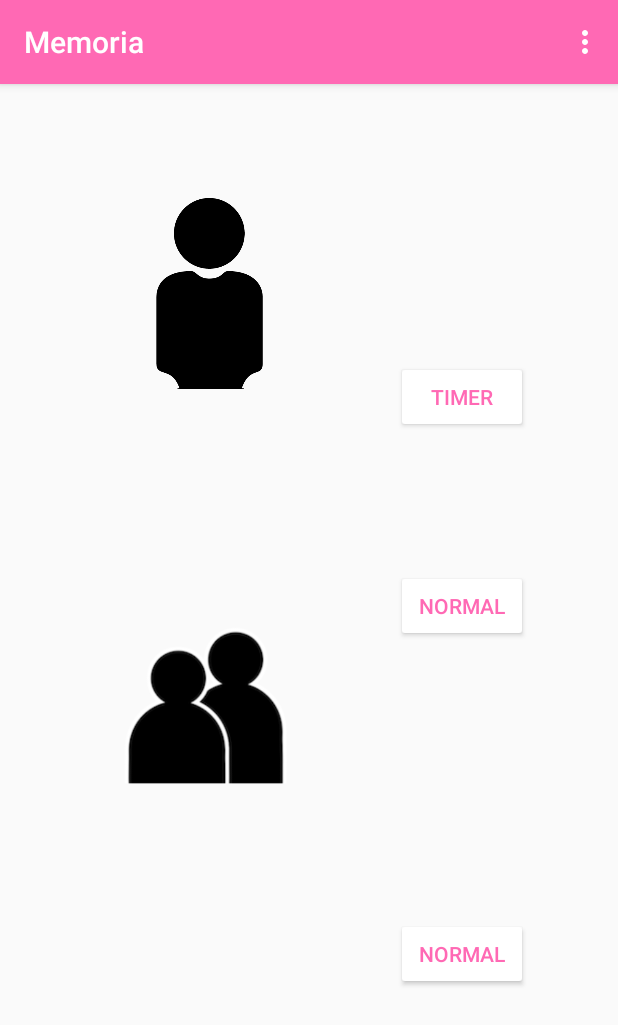
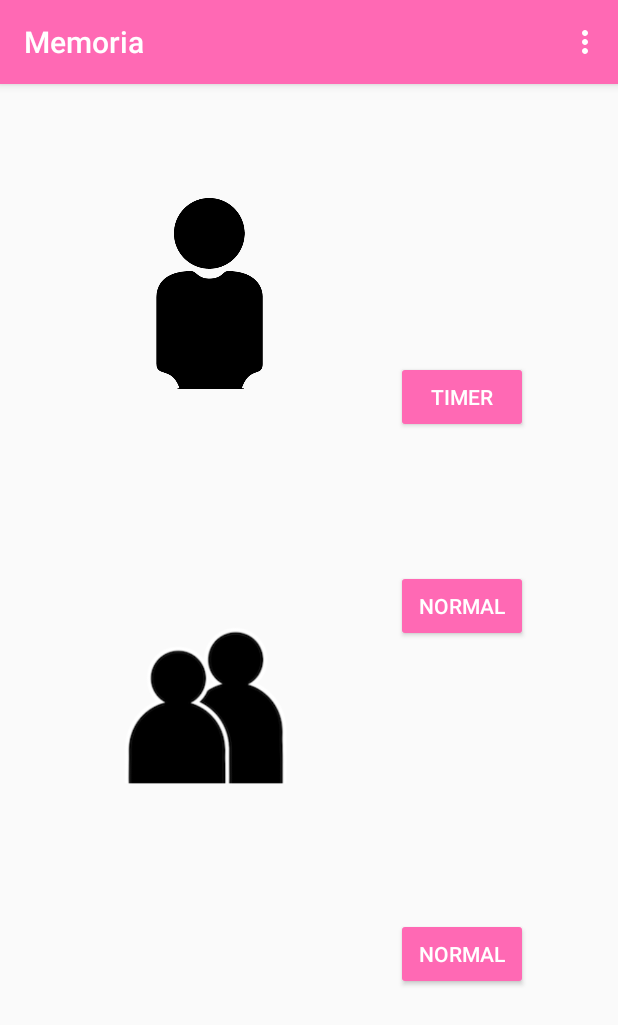
Before and after one commit to QaiWalker/Memoria, an Android app: the MainActivity screen opened directly, with no data from a screen before it, in the options menu, after a tap on "Home", on a phone screen of 412 x 824 dp. Shown: the top 1025 px of the screen. Run offline under Robolectric (Android 15) with nearby library versions, the light colour scheme and no system bars; our stand-ins replace Firebase (no records; nobody signed in at launch, a user with empty details on screens opened directly).

Commit message:
EVEN BETTER UI

```diff
--- a/app/src/main/res/layout/activity_home.xml
+++ b/app/src/main/res/layout/activity_home.xml
@@ -30,8 +30,8 @@
         app:layout_constraintEnd_toEndOf="parent"
         app:layout_constraintTop_toTopOf="parent"
         app:layout_constraintVertical_bias="0.68"
-        android:textColor="#FF69B4"
-        android:backgroundTint="#FFFFFF"/>
+        android:textColor="#FFFFFF"
+        android:backgroundTint="#FF69B4"/>
 
     <Button
         android:id="@+id/btnSingleNormal"
@@ -43,8 +43,8 @@
         android:text="Normal"
         app:layout_constraintBottom_toTopOf="@+id/btnMultiNormal"
         app:layout_constraintEnd_toEndOf="parent"
-        android:textColor="#FF69B4"
-        android:backgroundTint="#FFFFFF"/>
+        android:textColor="#FFFFFF"
+        android:backgroundTint="#FF69B4"/>
 
     <ImageView
         android:id="@+id/ivMulti"
@@ -71,7 +71,7 @@
         android:text="Normal"
         app:layout_constraintBottom_toBottomOf="parent"
         app:layout_constraintEnd_toEndOf="parent"
-        android:textColor="#FF69B4"
-        android:backgroundTint="#FFFFFF"/>
+        android:textColor="#FFFFFF"
+        android:backgroundTint="#FF69B4"/>
 
 </android.support.constraint.ConstraintLayout>
```
Also changed, not shown: app/src/main/res/layout/activity_main.xml (+4 -4 lines).
